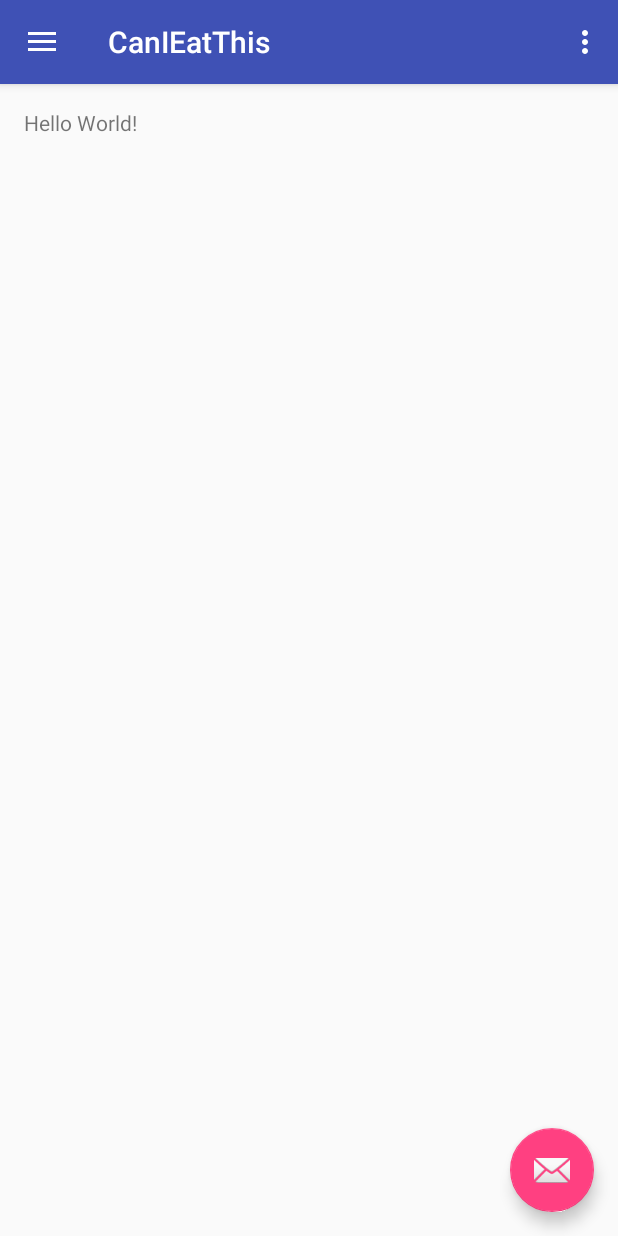
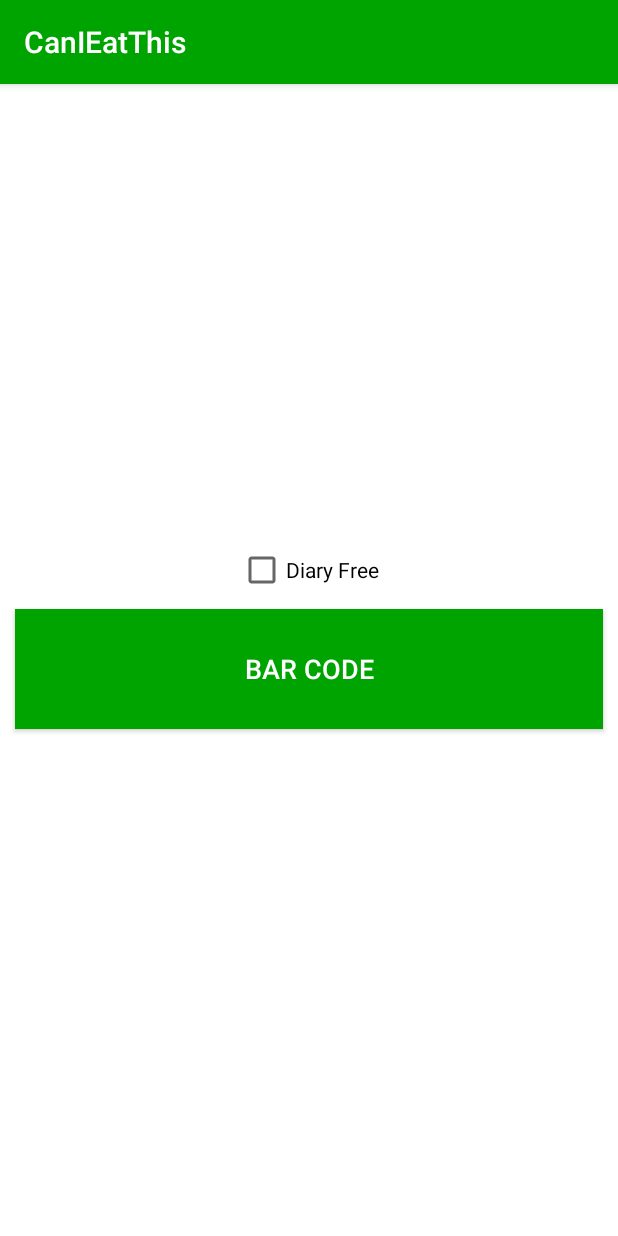
Before and after one commit to addrum/CanIEatThis, an Android app: the screen it shows after launch (MainActivity), on a phone screen of 412 x 824 dp. Run offline under Robolectric (Android 15) with nearby library versions, the phone set to English and light mode, and no system bars.

Commit message:
implement barcode scanning, product info querying, and cross referencing with dairy ingredients

```diff
--- a/app/src/main/AndroidManifest.xml
+++ b/app/src/main/AndroidManifest.xml
@@ -11,7 +11,7 @@
         <activity
             android:name=".MainActivity"
             android:label="@string/app_name"
-            android:theme="@style/AppTheme.NoActionBar">
+            android:theme="@style/AppTheme">
             <intent-filter>
                 <action android:name="android.intent.action.MAIN"/>
 
@@ -20,4 +20,6 @@
         </activity>
     </application>
 
+    <uses-permission android:name="android.permission.INTERNET"/>
+
 </manifest>
--- a/app/src/main/java/com/adamshort/canieatthis/MainActivity.java
+++ b/app/src/main/java/com/adamshort/canieatthis/MainActivity.java
@@ -1,101 +1,249 @@
 package com.adamshort.canieatthis;
 
+import android.app.Activity;
+import android.app.AlertDialog;
+import android.content.ActivityNotFoundException;
+import android.content.DialogInterface;
+import android.content.Intent;
+import android.net.Uri;
+import android.os.AsyncTask;
 import android.os.Bundle;
-import android.support.design.widget.FloatingActionButton;
-import android.support.design.widget.Snackbar;
+import android.support.v7.app.AppCompatActivity;
+import android.util.Log;
 import android.view.View;
-import android.support.design.widget.NavigationView;
-import android.support.v4.view.GravityCompat;
-import android.support.v4.widget.DrawerLayout;
-import android.support.v7.app.ActionBarDrawerToggle;
-import android.support.v7.app.AppCompatActivity;
-import android.support.v7.widget.Toolbar;
-import android.view.Menu;
-import android.view.MenuItem;
+import android.widget.Button;
+import android.widget.CheckBox;
+import android.widget.ProgressBar;
+import android.widget.TextView;
+import android.widget.Toast;
 
-public class MainActivity extends AppCompatActivity
-        implements NavigationView.OnNavigationItemSelectedListener {
+import org.json.JSONException;
+import org.json.JSONObject;
+
+import java.io.BufferedReader;
+import java.io.InputStreamReader;
+import java.net.HttpURLConnection;
+import java.net.URL;
+import java.util.ArrayList;
+import java.util.Arrays;
+import java.util.List;
+
+public class MainActivity extends AppCompatActivity {
+
+    static final String ACTION_SCAN = "com.google.zxing.client.android.SCAN";
+    static final String BASE_URL = "http://world.openfoodfacts.org/api/v0/product/";
+    static final String EXTENSION = ".json";
+
+    public TextView responseView;
+    public Button scanButton;
+    public CheckBox dairyCheckBox;
+
+    public List<String> dairy = Arrays.asList("Acidophilus Milk",
+            "Ammonium Caseinate",
+            "Butter",
+            "Butter Fat",
+            "Butter Oil",
+            "Butter Solids",
+            "Buttermilk",
+            "Buttermilk Powder",
+            "Calcium Caseinate",
+            "Casein",
+            "Caseinate (in general)",
+            "Cheese (All animal-based)",
+            "Condensed Milk",
+            "Cottage Cheese",
+            "Cream",
+            "Curds",
+            "Custard",
+            "Delactosed Whey",
+            "Demineralized Whey",
+            "Dry Milk Powder",
+            "Dry Milk Solids",
+            "Evaporated Milk",
+            "Ghee (see page 109 in Go Dairy Free)",
+            "Goat Cheese",
+            "Goat Milk",
+            "Half & Half",
+            "Hydrolyzed Casein",
+            "Hydrolyzed Milk Protein",
+            "Iron Caseinate",
+            "Lactalbumin",
+            "Lactoferrin",
+            "Lactoglobulin",
+            "Lactose",
+            "Lactulose",
+            "Low-Fat Milk",
+            "Magnesium Caseinate",
+            "Malted Milk",
+            "Milk",
+            "Milk Derivative",
+            "Milk Fat",
+            "Milk Powder",
+            "Milk Protein",
+            "Milk Solids",
+            "Natural Butter Flavor",
+            "Nonfat Milk",
+            "Nougat",
+            "Paneer",
+            "Potassium Caseinate",
+            "Pudding",
+            "Recaldent",
+            "Rennet Casein",
+            "Sheep Milk",
+            "Sheep Milk Cheese",
+            "Skim Milk",
+            "Sodium Caseinate",
+            "Sour Cream",
+            "Sour Milk Solids",
+            "Sweetened Condensed Milk",
+            "Sweet Whey",
+            "Whey",
+            "Whey Powder",
+            "Whey Protein Concentrate",
+            "Whey Protein Hydrolysate",
+            "Whipped Cream",
+            "Whipped Topping",
+            "Whole Milk",
+            "Yogurt",
+            "Zinc Caseinate");
 
     @Override
-    protected void onCreate(Bundle savedInstanceState) {
+    public void onCreate(Bundle savedInstanceState) {
         super.onCreate(savedInstanceState);
+        //set the main content layout of the Activity
         setContentView(R.layout.activity_main);
-        Toolbar toolbar = (Toolbar) findViewById(R.id.toolbar);
-        setSupportActionBar(toolbar);
 
-        FloatingActionButton fab = (FloatingActionButton) findViewById(R.id.fab);
-        fab.setOnClickListener(new View.OnClickListener() {
-            @Override
-            public void onClick(View view) {
-                Snackbar.make(view, "Replace with your own action", Snackbar.LENGTH_LONG)
-                        .setAction("Action", null).show();
-            }
-        });
-
-        DrawerLayout drawer = (DrawerLayout) findViewById(R.id.drawer_layout);
-        ActionBarDrawerToggle toggle = new ActionBarDrawerToggle(
-                this, drawer, toolbar, R.string.navigation_drawer_open, R.string.navigation_drawer_close);
-        drawer.setDrawerListener(toggle);
-        toggle.syncState();
-
-        NavigationView navigationView = (NavigationView) findViewById(R.id.nav_view);
-        navigationView.setNavigationItemSelectedListener(this);
+        responseView = (TextView) findViewById(R.id.responseView);
+        scanButton = (Button) findViewById(R.id.scanButton);
+        dairyCheckBox = (CheckBox) findViewById(R.id.dairyCheckBox);
     }
 
-    @Override
-    public void onBackPressed() {
-        DrawerLayout drawer = (DrawerLayout) findViewById(R.id.drawer_layout);
-        if (drawer.isDrawerOpen(GravityCompat.START)) {
-            drawer.closeDrawer(GravityCompat.START);
-        } else {
-            super.onBackPressed();
+    //product barcode mode
+    public void scanBar(View v) {
+        try {
+            //start the scanning activity from the com.google.zxing.client.android.SCAN intent
+            Intent intent = new Intent(ACTION_SCAN);
+            intent.putExtra("SCAN_MODE", "PRODUCT_MODE");
+            startActivityForResult(intent, 0);
+        } catch (ActivityNotFoundException anfe) {
+            //on catch, show the download dialog
+            showDialog(MainActivity.this, "No Scanner Found", "Download a scanner code activity?", "Yes", "No").show();
         }
     }
 
-    @Override
-    public boolean onCreateOptionsMenu(Menu menu) {
-        // Inflate the menu; this adds items to the action bar if it is present.
-        getMenuInflater().inflate(R.menu.main, menu);
-        return true;
+    //alert dialog for downloadDialog
+    private static AlertDialog showDialog(final Activity act, CharSequence title, CharSequence message, CharSequence buttonYes, CharSequence buttonNo) {
+        AlertDialog.Builder downloadDialog = new AlertDialog.Builder(act);
+        downloadDialog.setTitle(title);
+        downloadDialog.setMessage(message);
+        downloadDialog.setPositiveButton(buttonYes, new DialogInterface.OnClickListener() {
+            public void onClick(DialogInterface dialogInterface, int i) {
+                Uri uri = Uri.parse("market://search?q=pname:" + "com.google.zxing.client.android");
+                Intent intent = new Intent(Intent.ACTION_VIEW, uri);
+                try {
+                    act.startActivity(intent);
+                } catch (ActivityNotFoundException anfe) {
+
+                }
+            }
+        });
+        downloadDialog.setNegativeButton(buttonNo, new DialogInterface.OnClickListener() {
+            public void onClick(DialogInterface dialogInterface, int i) {
+            }
+        });
+        return downloadDialog.show();
     }
 
-    @Override
-    public boolean onOptionsItemSelected(MenuItem item) {
-        // Handle action bar item clicks here. The action bar will
-        // automatically handle clicks on the Home/Up button, so long
-        // as you specify a parent activity in AndroidManifest.xml.
-        int id = item.getItemId();
+    //on ActivityResult method
+    public void onActivityResult(int requestCode, int resultCode, Intent intent) {
+        if (requestCode == 0) {
+            if (resultCode == RESULT_OK) {
+                //get the extras that are returned from the intent
+                String contents = intent.getStringExtra("SCAN_RESULT");
+                String format = intent.getStringExtra("SCAN_RESULT_FORMAT");
+                Toast toast = Toast.makeText(this, "Content:" + contents + " Format:" + format, Toast.LENGTH_LONG);
+                toast.show();
+                GetBarcodeInformation(contents);
+            }
+        }
+    }
 
-        //noinspection SimplifiableIfStatement
-        if (id == R.id.action_settings) {
-            return true;
+    public void GetBarcodeInformation(String barcode) {
+        new RequestHandler().execute(BASE_URL + barcode + EXTENSION);
+    }
+
+    public void ParseIntoJSON(String response) {
+        try {
+            JSONObject object = new JSONObject(response);
+            JSONObject product = object.getJSONObject("product");
+            String ingredients = product.getString("ingredients_text");
+            SetResponseTextBox(ingredients);
+            SetAllergenFreeCheckBoxes(IsDairyFree(StringToList(ingredients)));
+        } catch (JSONException e) {
+            Log.d("ERROR", "Issue getting ingredients from URL: " + e);
+        }
+    }
+
+    public List<String> StringToList(String s) {
+        return new ArrayList<String>(Arrays.asList(s.split(", ")));
+    }
+
+    public boolean IsDairyFree(List<String> list) {
+        for (String ingredient : list) {
+            String i = ingredient.replaceAll("[_%()]|(?<=\\().*?(?=\\))", "");
+            Log.i("INFO", i);
+            if (dairy.contains(i)) {
+                return true;
+            }
+        }
+        return false;
+    }
+
+    public void SetAllergenFreeCheckBoxes(boolean dairy) {
+        dairyCheckBox.setChecked(dairy);
+    }
+
+    public void SetResponseTextBox(String response) {
+        responseView.setText(response);
+        responseView.setVisibility(View.VISIBLE);
+    }
+
+    public class RequestHandler extends AsyncTask<String, Void, String> {
+
+        protected void onPreExecute() {
         }
 
-        return super.onOptionsItemSelected(item);
-    }
-
-    @SuppressWarnings("StatementWithEmptyBody")
-    @Override
-    public boolean onNavigationItemSelected(MenuItem item) {
-        // Handle navigation view item clicks here.
-        int id = item.getItemId();
-
-        if (id == R.id.nav_camera) {
-            // Handle the camera action
-        } else if (id == R.id.nav_gallery) {
-
-        } else if (id == R.id.nav_slideshow) {
-
-        } else if (id == R.id.nav_manage) {
-
-        } else if (id == R.id.nav_share) {
-
-        } else if (id == R.id.nav_send) {
-
+        protected String doInBackground(String... urls) {
+            try {
+                URL url = new URL(urls[0]);
+                HttpURLConnection urlConnection = (HttpURLConnection) url.openConnection();
+                try {
+                    BufferedReader bufferedReader = new BufferedReader(new InputStreamReader(urlConnection.getInputStream()));
+                    StringBuilder stringBuilder = new StringBuilder();
+                    String line;
+                    while ((line = bufferedReader.readLine()) != null) {
+                        stringBuilder.append(line).append("\n");
+                    }
+                    bufferedReader.close();
+                    return stringBuilder.toString();
+                } finally {
+                    urlConnection.disconnect();
+                }
+            }
+            catch(Exception e) {
+                Log.e("ERROR", e.getMessage(), e);
+                return null;
+            }
         }
 
-        DrawerLayout drawer = (DrawerLayout) findViewById(R.id.drawer_layout);
-        drawer.closeDrawer(GravityCompat.START);
-        return true;
+        protected void onPostExecute(String response) {
+            if(response == null) {
+                Log.d("ERROR", "THERE WAS AN ERROR");
+                return;
+            }
+            Log.i("INFO", response);
+
+            ParseIntoJSON(response);
+        }
     }
 }
--- a/app/src/main/res/layout/activity_main.xml
+++ b/app/src/main/res/layout/activity_main.xml
@@ -1,26 +1,41 @@
 <?xml version="1.0" encoding="utf-8"?>
-<android.support.v4.widget.DrawerLayout
-    android:id="@+id/drawer_layout"
-    xmlns:android="http://schemas.android.com/apk/res/android"
-    xmlns:app="http://schemas.android.com/apk/res-auto"
-    xmlns:tools="http://schemas.android.com/tools"
-    android:layout_width="match_parent"
-    android:layout_height="match_parent"
-    android:fitsSystemWindows="true"
-    tools:openDrawer="start">
+<LinearLayout xmlns:android="http://schemas.android.com/apk/res/android"
+              xmlns:tools="http://schemas.android.com/tools"
+              android:id="@+id/container"
+              android:layout_width="match_parent"
+              android:layout_height="match_parent"
+              android:background="#ffffff"
+              android:orientation="vertical"
+              android:weightSum="1"
+              android:gravity="center">
 
-    <include
-        layout="@layout/app_bar_main"
+    <CheckBox
+        android:layout_width="wrap_content"
+        android:layout_height="wrap_content"
+        android:text="Diary Free"
+        android:id="@+id/dairyCheckBox"
+        android:layout_gravity="center"
+        android:clickable="false"
+        android:gravity="center"/>
+
+    <Button
+        android:id="@+id/scanButton"
         android:layout_width="match_parent"
-        android:layout_height="match_parent"/>
+        android:layout_height="80dp"
+        android:layout_margin="10dp"
+        android:onClick="scanBar"
+        android:text="Bar Code"
+        android:textSize="18dp"
+        android:gravity="center"
+        android:background="#00a400"
+        android:textColor="#ffffff">
+    </Button>
 
-    <android.support.design.widget.NavigationView
-        android:id="@+id/nav_view"
-        android:layout_width="wrap_content"
-        android:layout_height="match_parent"
-        android:layout_gravity="start"
-        android:fitsSystemWindows="true"
-        app:headerLayout="@layout/nav_header_main"
-        app:menu="@menu/activity_main_drawer"/>
+    <TextView
+        android:id="@+id/responseView"
+        android:layout_width="match_parent"
+        android:layout_height="wrap_content"
+        android:gravity="center"
+        android:visibility="invisible"/>
 
-</android.support.v4.widget.DrawerLayout>
+</LinearLayout>
--- a/app/src/main/res/values-v21/styles.xml
+++ b/app/src/main/res/values-v21/styles.xml
@@ -6,4 +6,12 @@
         <item name="android:windowDrawsSystemBarBackgrounds">true</item>
         <item name="android:statusBarColor">@android:color/transparent</item>
     </style>
+
+    <style name="AppTheme" parent="Theme.AppCompat.Light.DarkActionBar">
+        <!-- Customize your theme here. -->
+        <item name="colorPrimary">@color/colorPrimary</item>
+        <item name="colorPrimaryDark">@color/colorPrimaryDark</item>
+        <item name="colorAccent">@color/colorAccent</item>
+        <item name="android:statusBarColor">@color/colorPrimaryDark</item>
+    </style>
 </resources>
--- a/app/src/main/res/values/colors.xml
+++ b/app/src/main/res/values/colors.xml
@@ -1,6 +1,6 @@
 <?xml version="1.0" encoding="utf-8"?>
 <resources>
-    <color name="colorPrimary">#3F51B5</color>
-    <color name="colorPrimaryDark">#303F9F</color>
+    <color name="colorPrimary">#00a400</color>
+    <color name="colorPrimaryDark">#00a400</color>
     <color name="colorAccent">#FF4081</color>
 </resources>
```
Also changed, not shown: 3 other files.
